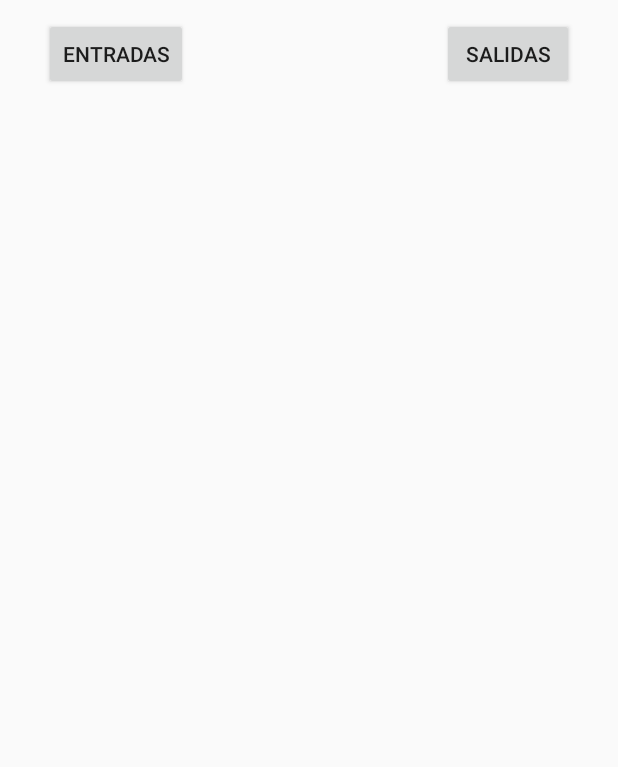
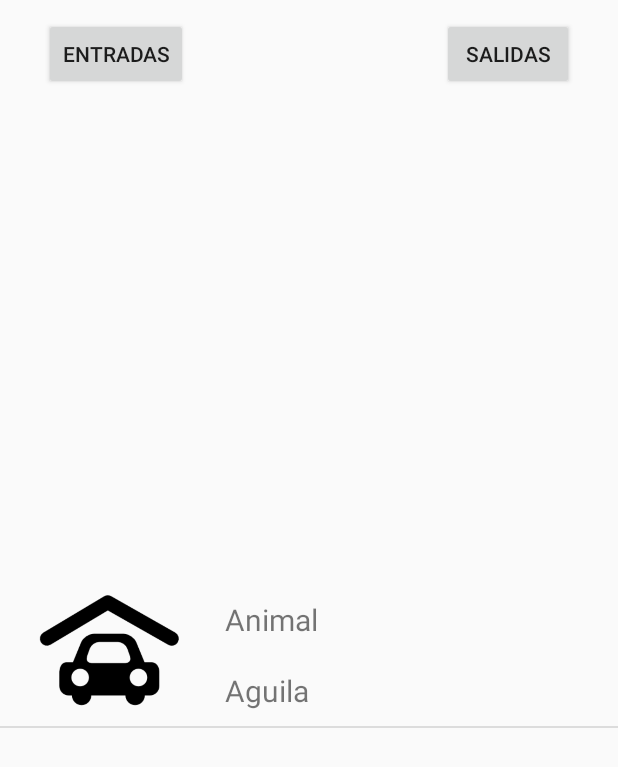
Before and after one commit to Faiber-Juanias/Android_Parqueadero, an Android app: the fragment FragmentInforme shown on its own in the app's theme, on a phone screen of 412 x 824 dp. Shown: the top 767 px of the screen. Run offline under Robolectric (Android 15) with nearby library versions, the phone set to English and light mode, and no system bars.

Commit message:
AdaptadorDeListaTerminada

```diff
--- /dev/null
+++ b/app/src/main/java/com/example/fhjua/parqueadero/AdapterListView.java
@@ -0,0 +1,53 @@
+package com.example.fhjua.parqueadero;
+
+import android.content.Context;
+import android.view.LayoutInflater;
+import android.view.View;
+import android.view.ViewGroup;
+import android.widget.BaseAdapter;
+import android.widget.ImageView;
+import android.widget.TextView;
+
+import java.util.List;
+
+public class AdapterListView extends BaseAdapter{
+
+    Context objContext;
+    List<Datos> objListaObjetos;
+
+    public AdapterListView(Context objContext, List<Datos> objListaObjetos) {
+        this.objContext = objContext;
+        this.objListaObjetos = objListaObjetos;
+    }
+
+    @Override
+    public int getCount() {
+        return objListaObjetos.size(); //Retorna la cantidad de elementos de la lista
+    }
+
+    @Override
+    public Object getItem(int position) {
+        return objListaObjetos.get(position);
+    }
+
+    @Override
+    public long getItemId(int position) {
+        return objListaObjetos.get(position).getId();
+    }
+
+    @Override
+    public View getView(int position, View convertView, ViewGroup parent) {
+        View vista = convertView;
+        LayoutInflater objInflater = LayoutInflater.from(objContext);
+        vista = objInflater.inflate(R.layout.item_list_view, null);
+        ImageView objImagen = (ImageView) vista.findViewById(R.id.img_list_view);
+        TextView objViewFecha = (TextView) vista.findViewById(R.id.view_fecha);
+        TextView objViewNIngreso = (TextView) vista.findViewById(R.id.view_n_ingreso);
+
+        objViewFecha.setText(objListaObjetos.get(position).getTitulo().toString());
+        objViewNIngreso.setText(objListaObjetos.get(position).getDetalle().toString());
+        objImagen.setImageResource(objListaObjetos.get(position).getImagen());
+
+        return vista;
+    }
+}
--- /dev/null
+++ b/app/src/main/java/com/example/fhjua/parqueadero/Datos.java
@@ -0,0 +1,47 @@
+package com.example.fhjua.parqueadero;
+
+public class Datos {
+    private int Id;
+    private String Titulo;
+    private String Detalle;
+    private int Imagen;
+
+    public Datos(int id, String titulo, String detalle, int imagen) {
+        Id = id;
+        Titulo = titulo;
+        Detalle = detalle;
+        Imagen = imagen;
+    }
+
+    public int getId() {
+        return Id;
+    }
+
+    public void setId(int id) {
+        Id = id;
+    }
+
+    public String getTitulo() {
+        return Titulo;
+    }
+
+    public void setTitulo(String titulo) {
+        Titulo = titulo;
+    }
+
+    public String getDetalle() {
+        return Detalle;
+    }
+
+    public void setDetalle(String detalle) {
+        Detalle = detalle;
+    }
+
+    public int getImagen() {
+        return Imagen;
+    }
+
+    public void setImagen(int imagen) {
+        Imagen = imagen;
+    }
+}
--- a/app/src/main/java/com/example/fhjua/parqueadero/FragmentInforme.java
+++ b/app/src/main/java/com/example/fhjua/parqueadero/FragmentInforme.java
@@ -9,6 +9,8 @@ import android.view.ViewGroup;
 import android.widget.Button;
 import android.widget.ListView;
 
+import java.util.ArrayList;
+
 /**
  * A simple {@link Fragment} subclass.
  */
@@ -16,6 +18,7 @@ public class FragmentInforme extends Fragment {
 
     private Button btnEntradas, btnSalidas;
     private ListView listaInforme;
+    private ArrayList<Datos> lista;
 
     public FragmentInforme() {
         // Required empty public constructor
@@ -29,6 +32,13 @@ public class FragmentInforme extends Fragment {
 
         btnEntradas = (Button) viewFragmentInforme.findViewById(R.id.btn_entradas);
         btnSalidas = (Button) viewFragmentInforme.findViewById(R.id.btn_salidas);
+        listaInforme = (ListView) viewFragmentInforme.findViewById(R.id.lista_informe);
+
+        lista = new ArrayList<Datos>();
+        lista.add(new Datos(1,"Animal", "Aguila", R.drawable.estacionamiento));
+
+        AdapterListView objMiAdapter = new AdapterListView(getContext(), lista);
+        listaInforme.setAdapter(objMiAdapter);
 
         return viewFragmentInforme;
     }
--- a/app/src/main/java/com/example/fhjua/parqueadero/Principal.java
+++ b/app/src/main/java/com/example/fhjua/parqueadero/Principal.java
@@ -1,5 +1,6 @@
 package com.example.fhjua.parqueadero;
 
+import android.app.Activity;
 import android.app.Fragment;
 import android.app.FragmentManager;
 import android.app.FragmentTransaction;
@@ -7,6 +8,8 @@ import android.support.v7.app.AppCompatActivity;
 import android.os.Bundle;
 import android.view.View;
 import android.widget.ImageView;
+
+import java.io.OutputStreamWriter;
 
 public class Principal extends AppCompatActivity implements ComunicaMenu{
 
--- a/app/src/main/res/layout/fragment_fragment_capacidad.xml
+++ b/app/src/main/res/layout/fragment_fragment_capacidad.xml
@@ -15,7 +15,7 @@
         android:layout_centerHorizontal="true"
         android:layout_marginTop="99dp"
         android:text="@string/view_max_autos"
-        android:textSize="18dp" />
+        android:textSize="18sp" />
 
     <TextView
         android:id="@+id/view_max_motos"
@@ -25,7 +25,7 @@
         android:layout_centerHorizontal="true"
         android:layout_marginTop="225dp"
         android:text="@string/view_max_motos"
-        android:textSize="18dp" />
+        android:textSize="18sp" />
 
     <Button
         android:id="@+id/btn_configura"
--- /dev/null
+++ b/app/src/main/res/layout/item_list_view.xml
@@ -0,0 +1,42 @@
+<?xml version="1.0" encoding="utf-8"?>
+<LinearLayout xmlns:android="http://schemas.android.com/apk/res/android"
+    android:layout_width="match_parent"
+    android:layout_height="match_parent"
+    android:orientation="vertical">
+
+    <LinearLayout
+        android:layout_width="match_parent"
+        android:layout_height="wrap_content"
+        android:orientation="horizontal">
+
+        <ImageView
+            android:id="@+id/img_list_view"
+            android:layout_width="150dp"
+            android:layout_height="100dp" />
+
+        <LinearLayout
+            android:orientation="vertical"
+            android:layout_width="match_parent"
+            android:layout_height="wrap_content">
+
+            <TextView
+                android:id="@+id/view_fecha"
+                android:layout_width="match_parent"
+                android:layout_height="wrap_content"
+                android:layout_marginTop="15dp"
+                android:text="Fecha"
+                android:textSize="20sp"/>
+
+            <TextView
+                android:id="@+id/view_n_ingreso"
+                android:layout_width="match_parent"
+                android:layout_height="wrap_content"
+                android:layout_marginTop="20dp"
+                android:text="Numero de ingreso"
+                android:textSize="20sp"/>
+
+        </LinearLayout>
+
+    </LinearLayout>
+
+</LinearLayout>
```
Also changed, not shown: app/src/main/java/com/example/fhjua/parqueadero/FragmentRegistro.java (+75 -0 lines), app/src/main/res/layout/fragment_fragment_registro.xml (+4 -4 lines).
